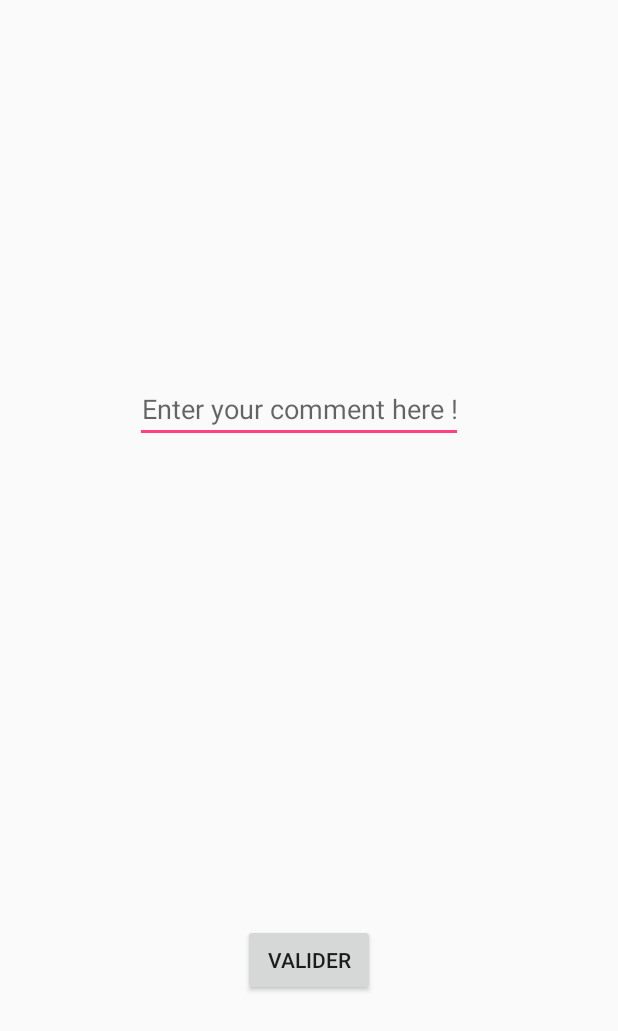
After one commit to inveders/MoodTracker, an Android app: the layout comment.xml on its own in the app's theme, with its tools: preview values and no code run, on a phone screen of 412 x 824 dp. The commit adds this screen. Shown: the top 1031 px of the screen. Run offline under Robolectric (Android 15) with nearby library versions, the phone set to English and light mode, and no system bars.

Commit message:
Creation of the dialog for the comment and code.

```diff
--- a/app/src/main/res/layout/activity_main.xml
+++ b/app/src/main/res/layout/activity_main.xml
@@ -29,7 +29,7 @@
         android:src="@drawable/smiley_happy" />
 
     <ImageButton
-        android:id="@+id/comment"
+        android:id="@+id/btnComment"
         android:layout_width="wrap_content"
         android:layout_height="wrap_content"
         android:layout_alignParentBottom="true"
@@ -41,7 +41,7 @@
         />
 
     <ImageButton
-        android:id="@+id/history"
+        android:id="@+id/btnHistory"
         android:layout_width="wrap_content"
         android:layout_height="wrap_content"
         android:layout_alignParentBottom="true"
@@ -51,4 +51,5 @@
         android:background="@drawable/ic_history_black"
         android:onClick="LogoHistory"/>
 
+
 </RelativeLayout>
--- /dev/null
+++ b/app/src/main/res/layout/comment.xml
@@ -0,0 +1,26 @@
+<?xml version="1.0" encoding="utf-8"?>
+<RelativeLayout
+    xmlns:android="http://schemas.android.com/apk/res/android"
+    android:layout_width="match_parent"
+    android:layout_height="match_parent">
+
+    <EditText
+        android:id="@+id/textComment"
+        android:layout_width="wrap_content"
+        android:layout_height="wrap_content"
+        android:layout_marginHorizontal="90dp"
+        android:layout_marginTop="250dp"
+        android:gravity="center"
+        android:hint="Enter your comment here !" />
+
+    <Button
+        android:id="@+id/validComment"
+        android:layout_width="wrap_content"
+        android:layout_height="wrap_content"
+        android:layout_alignParentBottom="true"
+        android:layout_centerHorizontal="true"
+        android:layout_marginBottom="160dp"
+        android:text="VALIDER" />
+
+
+</RelativeLayout>
```
Also changed, not shown: app/src/main/java/com/mood/gnimadi/alexandra/moodtracker/Controller/MainActivity.java (+34 -2 lines).
